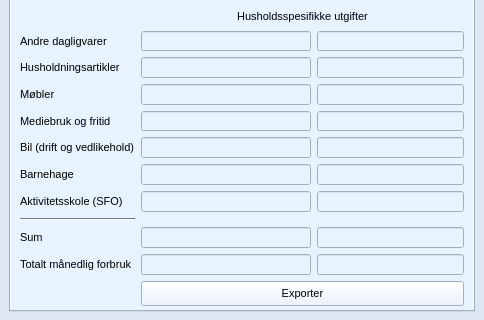
seemir/stressa, file source/ui/views/forms/sifo_form.ui: the form before one commit; both pictures show x 0 to 484 and y 262 to 582 of the 484 by 582 pixel window.
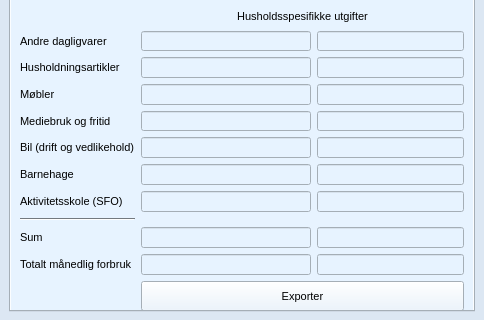
The form after the commit. The open tabs and pages were chosen to show the change. Icons and pictures are not drawn.

Diff of the .ui file:
```diff
--- a/source/ui/views/forms/sifo_form.ui
+++ b/source/ui/views/forms/sifo_form.ui
@@ -2259,7 +2259,7 @@
        <property name="minimumSize">
         <size>
          <width>0</width>
-         <height>25</height>
+         <height>30</height>
         </size>
        </property>
        <property name="text">
```
Left out of the diff: 89 changed lines with no effect on the pictures.
